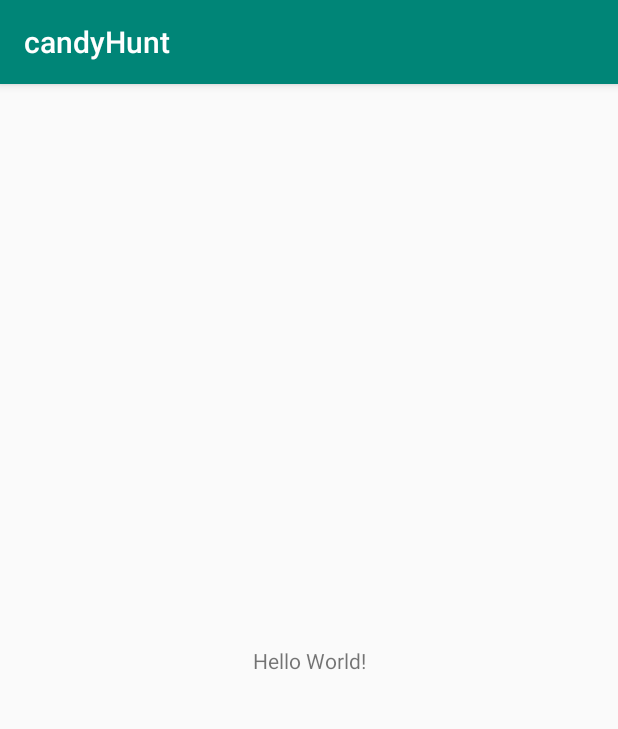
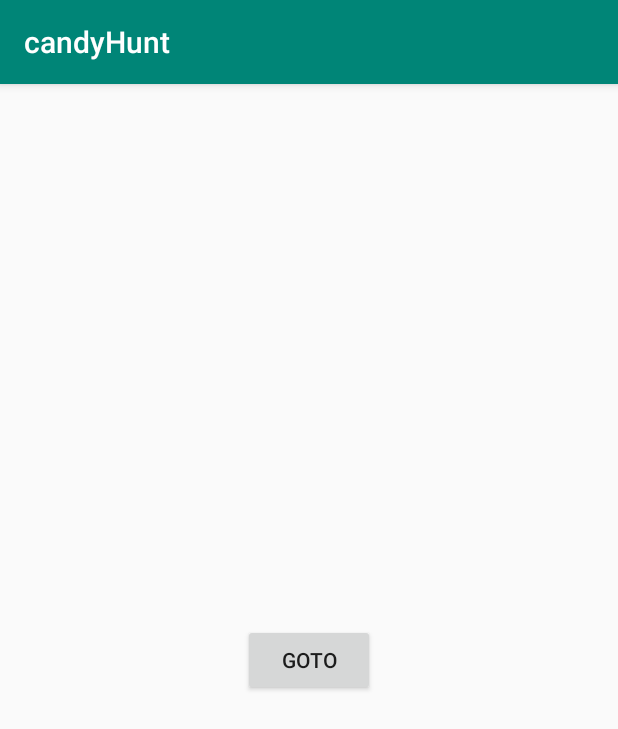
Before and after one commit to RomainMarca/candyHunt, an Android app: the screen it shows after launch (MainActivity), on a phone screen of 412 x 824 dp. Shown: the top 729 px of the screen. Run offline under Robolectric (Android 15) with nearby library versions, the light colour scheme and no system bars.

Commit message:
delete gameArena.xml and intent mainPage

```diff
--- a/app/src/main/java/fr/wildcodeschool/candyhunt/MainActivity.java
+++ b/app/src/main/java/fr/wildcodeschool/candyhunt/MainActivity.java
@@ -1,7 +1,10 @@
 package fr.wildcodeschool.candyhunt;
 
+import android.content.Intent;
 import android.support.v7.app.AppCompatActivity;
 import android.os.Bundle;
+import android.view.View;
+import android.widget.Button;
 
 public class MainActivity extends AppCompatActivity {
 
@@ -9,5 +12,15 @@ public class MainActivity extends AppCompatActivity {
     protected void onCreate(Bundle savedInstanceState) {
         super.onCreate(savedInstanceState);
         setContentView(R.layout.activity_main);
+
+        Button button = findViewById(R.id.button_intent);
+
+        button.setOnClickListener(new View.OnClickListener() {
+            @Override
+            public void onClick(View v) {
+                Intent goToArena = new Intent(MainActivity.this , GameArenaActivity.class);
+                MainActivity.this.startActivity(goToArena);
+            }
+        });
     }
 }
--- a/app/src/main/res/layout/activity_main.xml
+++ b/app/src/main/res/layout/activity_main.xml
@@ -6,13 +6,19 @@
     android:layout_height="match_parent"
     tools:context=".MainActivity">
 
-    <TextView
+    <Button
+        android:id="@+id/button_intent"
         android:layout_width="wrap_content"
         android:layout_height="wrap_content"
-        android:text="Hello World!"
+        android:layout_marginStart="8dp"
+        android:layout_marginLeft="8dp"
+        android:layout_marginTop="8dp"
+        android:layout_marginEnd="8dp"
+        android:layout_marginRight="8dp"
+        android:layout_marginBottom="8dp"
+        android:text="goTo"
         app:layout_constraintBottom_toBottomOf="parent"
-        app:layout_constraintLeft_toLeftOf="parent"
-        app:layout_constraintRight_toRightOf="parent"
+        app:layout_constraintEnd_toEndOf="parent"
+        app:layout_constraintStart_toStartOf="parent"
         app:layout_constraintTop_toTopOf="parent" />
-
 </android.support.constraint.ConstraintLayout>
```
Also changed, not shown: app/src/main/res/layout/game_arena.xml (deleted, +0 -76 lines).
